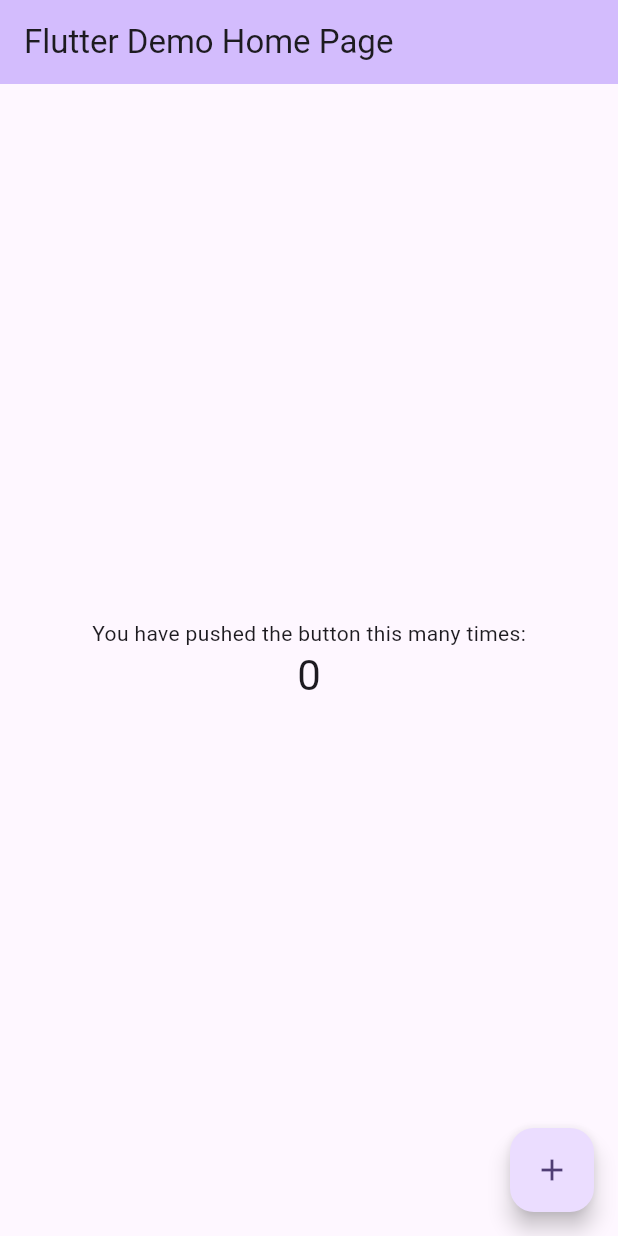
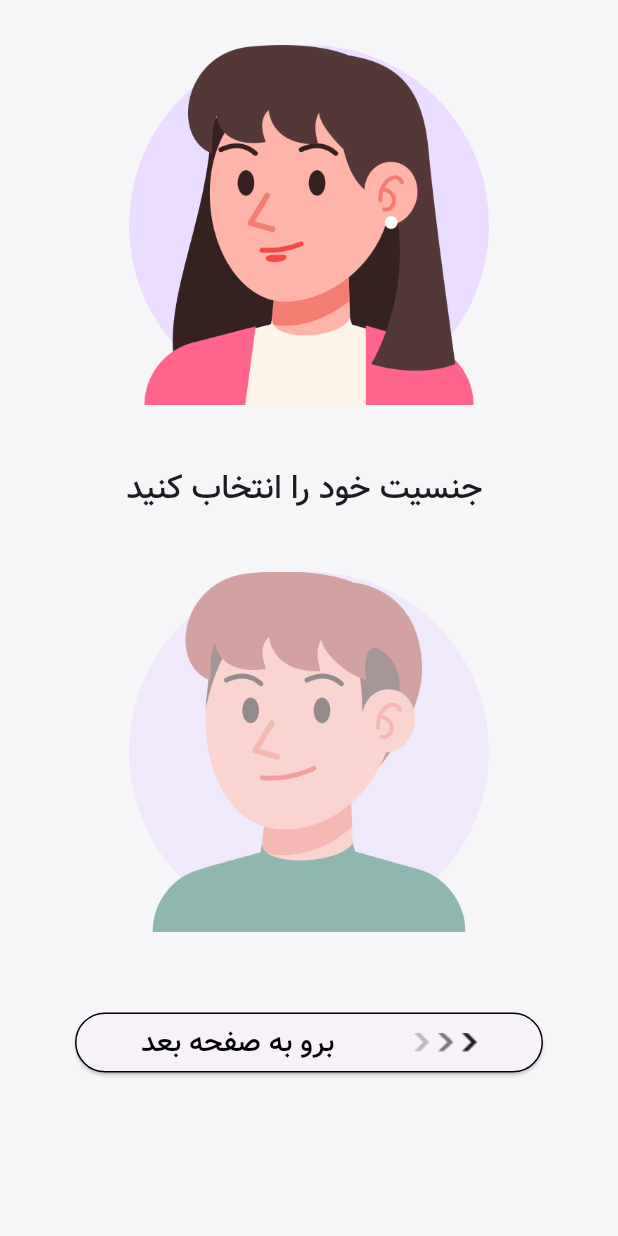
Before and after one commit to SaeidBoghraei202/bmi_application, a Flutter app: the screen it shows after launch, on a phone screen of 412 x 824 dp. Run offline on Flutter 3.47's test engine with Material 3 defaults, Android fonts, the phone set to English and light mode, and no system bars.

```diff
--- a/lib/main.dart
+++ b/lib/main.dart
@@ -1,125 +1,12 @@
 import 'package:flutter/material.dart';
 
+import 'one_page.dart';
+
 void main() {
-  runApp(const MyApp());
+  runApp(
+    MaterialApp(
+      debugShowCheckedModeBanner: false,
+      home: Bmi(),
+    ),
+  );
 }
-
-class MyApp extends StatelessWidget {
-  const MyApp({super.key});
-
-  // This widget is the root of your application.
-  @override
-  Widget build(BuildContext context) {
-    return MaterialApp(
-      title: 'Flutter Demo',
-      theme: ThemeData(
-        // This is the theme of your application.
-        //
-        // TRY THIS: Try running your application with "flutter run". You'll see
-        // the application has a purple toolbar. Then, without quitting the app,
-        // try changing the seedColor in the colorScheme below to Colors.green
-        // and then invoke "hot reload" (save your changes or press the "hot
-        // reload" button in a Flutter-supported IDE, or press "r" if you used
-        // the command line to start the app).
-        //
-        // Notice that the counter didn't reset back to zero; the application
-        // state is not lost during the reload. To reset the state, use hot
-        // restart instead.
-        //
-        // This works for code too, not just values: Most code changes can be
-        // tested with just a hot reload.
-        colorScheme: ColorScheme.fromSeed(seedColor: Colors.deepPurple),
-        useMaterial3: true,
-      ),
-      home: const MyHomePage(title: 'Flutter Demo Home Page'),
-    );
-  }
-}
-
-class MyHomePage extends StatefulWidget {
-  const MyHomePage({super.key, required this.title});
-
-  // This widget is the home page of your application. It is stateful, meaning
-  // that it has a State object (defined below) that contains fields that affect
-  // how it looks.
-
-  // This class is the configuration for the state. It holds the values (in this
-  // case the title) provided by the parent (in this case the App widget) and
-  // used by the build method of the State. Fields in a Widget subclass are
-  // always marked "final".
-
-  final String title;
-
-  @override
-  State<MyHomePage> createState() => _MyHomePageState();
-}
-
-class _MyHomePageState extends State<MyHomePage> {
-  int _counter = 0;
-
-  void _incrementCounter() {
-    setState(() {
-      // This call to setState tells the Flutter framework that something has
-      // changed in this State, which causes it to rerun the build method below
-      // so that the display can reflect the updated values. If we changed
-      // _counter without calling setState(), then the build method would not be
-      // called again, and so nothing would appear to happen.
-      _counter++;
-    });
-  }
-
-  @override
-  Widget build(BuildContext context) {
-    // This method is rerun every time setState is called, for instance as done
-    // by the _incrementCounter method above.
-    //
-    // The Flutter framework has been optimized to make rerunning build methods
-    // fast, so that you can just rebuild anything that needs updating rather
-    // than having to individually change instances of widgets.
-    return Scaffold(
-      appBar: AppBar(
-        // TRY THIS: Try changing the color here to a specific color (to
-        // Colors.amber, perhaps?) and trigger a hot reload to see the AppBar
-        // change color while the other colors stay the same.
-        backgroundColor: Theme.of(context).colorScheme.inversePrimary,
-        // Here we take the value from the MyHomePage object that was created by
-        // the App.build method, and use it to set our appbar title.
-        title: Text(widget.title),
-      ),
-      body: Center(
-        // Center is a layout widget. It takes a single child and positions it
-        // in the middle of the parent.
-        child: Column(
-          // Column is also a layout widget. It takes a list of children and
-          // arranges them vertically. By default, it sizes itself to fit its
-          // children horizontally, and tries to be as tall as its parent.
-          //
-          // Column has various properties to control how it sizes itself and
-          // how it positions its children. Here we use mainAxisAlignment to
-          // center the children vertically; the main axis here is the vertical
-          // axis because Columns are vertical (the cross axis would be
-          // horizontal).
-          //
-          // TRY THIS: Invoke "debug painting" (choose the "Toggle Debug Paint"
-          // action in the IDE, or press "p" in the console), to see the
-          // wireframe for each widget.
-          mainAxisAlignment: MainAxisAlignment.center,
-          children: <Widget>[
-            const Text(
-              'You have pushed the button this many times:',
-            ),
-            Text(
-              '$_counter',
-              style: Theme.of(context).textTheme.headlineMedium,
-            ),
-          ],
-        ),
-      ),
-      floatingActionButton: FloatingActionButton(
-        onPressed: _incrementCounter,
-        tooltip: 'Increment',
-        child: const Icon(Icons.add),
-      ), // This trailing comma makes auto-formatting nicer for build methods.
-    );
-  }
-}
--- /dev/null
+++ b/lib/one_page.dart
@@ -0,0 +1,120 @@
+import 'package:flutter/cupertino.dart';
+import 'package:flutter/material.dart';
+
+class Bmi extends StatefulWidget {
+  const Bmi({super.key});
+
+  @override
+  State<Bmi> createState() => _BmiState();
+}
+
+class _BmiState extends State<Bmi> {
+  bool isWoman = true; // به طور پیش‌فرض زن انتخاب شده
+
+  @override
+  Widget build(BuildContext context) {
+    return MaterialApp(
+      theme: ThemeData(fontFamily: 'vazir'),
+      debugShowCheckedModeBanner: false,
+      home: Scaffold(
+        backgroundColor: const Color.fromARGB(255, 246, 246, 248),
+        body: SafeArea(
+          child: SingleChildScrollView(
+            child: Column(
+              children: [
+                Container(
+                  width: double.infinity,
+                ),
+                SizedBox(
+                  height: 20,
+                ),
+                SizedBox(
+                  height: 10,
+                ),
+                GestureDetector(
+                  onTap: () => setState(() {
+                    isWoman = true;
+                  }),
+                  child: Opacity(
+                    opacity: isWoman ? 1.0 : 0.5, // شفافیت بسته به انتخاب
+                    child: Container(
+                      width: 270,
+                      child: Column(
+                        children: [
+                          CircleAvatar(
+                            child: Image.asset('images/1.png'),
+                            radius: 120,
+                          ),
+                        ],
+                      ),
+                    ),
+                  ),
+                ),
+                SizedBox(
+                  height: 40,
+                ),
+                Text(
+                  'جنسیت خود را انتخاب کنید ',
+                  style: TextStyle(fontSize: 22),
+                ),
+                SizedBox(
+                  height: 40,
+                ),
+                GestureDetector(
+                  onTap: () => setState(() {
+                    isWoman = false;
+                  }),
+                  child: Opacity(
+                    opacity: isWoman ? 0.5 : 1.0, // شفافیت بسته به انتخاب
+                    child: Container(
+                      width: 270,
+                      child: Column(
+                        children: [
+                          CircleAvatar(
+                            radius: 120,
+                            child: Image.asset('images/2.png'),
+                          ),
+                        ],
+                      ),
+                    ),
+                  ),
+                ),
+                SizedBox(height: 50),
+                Padding(
+                  padding: EdgeInsets.symmetric(horizontal: 50),
+                  child: ElevatedButton(
+                    style: ElevatedButton.styleFrom(
+                      side: BorderSide(color: Colors.black),
+                    ),
+                    onPressed: () {
+                      // Navigator.of(context).push(
+                      //   MaterialPageRoute(
+                      //     builder: (context) => HomePage(
+                      //       iswoma: isWoman,
+                      //     ),
+                      //   ),
+                      // ); //
+                    },
+                    child: Padding(
+                      padding: EdgeInsets.symmetric(horizontal: 20),
+                      child: Row(
+                        children: [
+                          Text(
+                            'برو به صفحه بعد',
+                            style: TextStyle(fontSize: 19, color: Colors.black),
+                          ),
+                          Spacer(),
+                          Image.asset('images/3.png'),
+                        ],
+                      ),
+                    ),
+                  ),
+                ),
+              ],
+            ),
+          ),
+        ),
+      ),
+    );
+  }
+}
```
